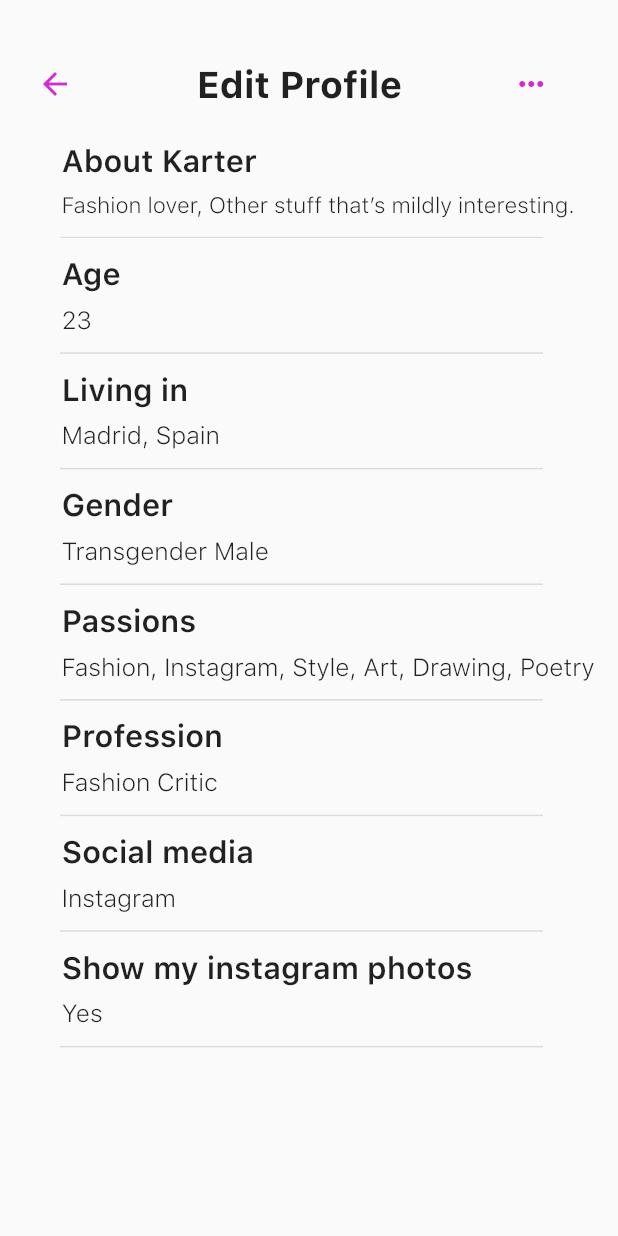
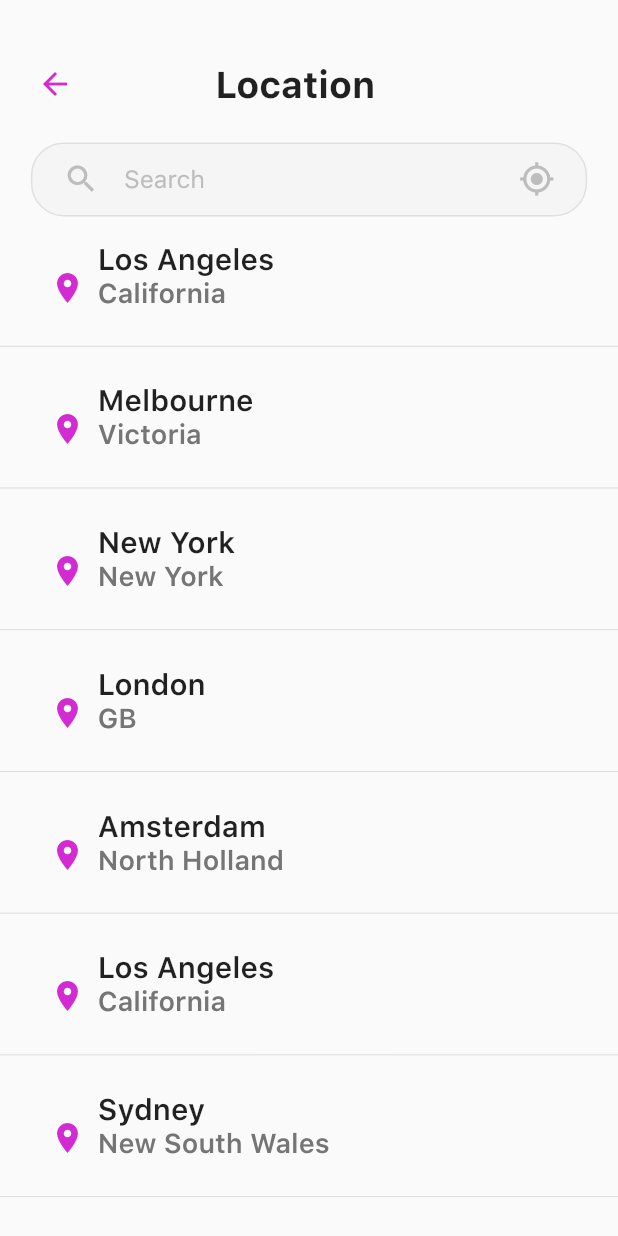
Before and after one commit to Abhisheksainii/goldidate-master, a Flutter app: the screen it shows after launch, on a phone screen of 412 x 824 dp. Run offline on Flutter 3.47's test engine with Material 2 defaults, Android fonts, the phone set to English and light mode, and no system bars; our stand-ins replace auto_size_text, cloud_firestore, firebase_auth, firebase_core, font_awesome_flutter, google_sign_in and 4 more; missing offline and left inert: flutter_login_facebook, mobile_number; accounts and stored records are empty; project files that could hold a hidden picture were left out.

Commit message:
Created Location Screen

```diff
--- a/lib/main.dart
+++ b/lib/main.dart
@@ -6,6 +6,7 @@ import 'package:goldidate/screens/Home/Profile/editProfile.dart';
 import 'package:goldidate/screens/Home/Profile/goldidatePlus.dart';
 import 'package:goldidate/screens/Home/Profile/myProfile.dart';
 import 'package:goldidate/screens/Home/allchats.dart';
+import 'package:goldidate/screens/Home/location.dart';
 import 'package:goldidate/screens/authentication/create_account.dart';
 import 'package:goldidate/screens/screens_exporter.dart';
 import 'package:goldidate/utils/utils_exporter.dart';
@@ -27,7 +28,7 @@ class MyApp extends StatelessWidget {
     return MaterialApp(
       debugShowCheckedModeBanner: false,
       title: Common.applicationName,
-      initialRoute: AppRoutes.editProfile,
+      initialRoute: AppRoutes.location,
       theme: ThemeData(
         fontFamily: "SFPro",
       ),
@@ -48,6 +49,7 @@ class MyApp extends StatelessWidget {
         AppRoutes.settings: (context) => Settings(),
         AppRoutes.goldidatePlus: (context) => GoldidatePlus(),
         AppRoutes.editProfile: (context) => EditProfile(),
+        AppRoutes.location: (context) => Location(),
       },
     );
   }
--- a/lib/routes/app_routes.dart
+++ b/lib/routes/app_routes.dart
@@ -15,4 +15,5 @@ class AppRoutes {
   static final String settings = "/Settings";
   static final String goldidatePlus = "/goldidatePlus";
   static final String editProfile = "/editProfile";
+  static final String location = "/location";
 }
--- /dev/null
+++ b/lib/screens/Home/location.dart
@@ -0,0 +1,174 @@
+import 'package:flutter/material.dart';
+
+class Location extends StatefulWidget {
+  @override
+  _LocationState createState() => _LocationState();
+}
+
+class _LocationState extends State<Location> {
+  @override
+  Widget build(BuildContext context) {
+    final List<String> states = <String>[
+      "Los Angeles",
+      "Melbourne",
+      "New York",
+      "London",
+      "Amsterdam",
+      "Los Angeles",
+      "Sydney",
+      "Tel Aviv-Yafo",
+      "Dubai"
+    ];
+    final List<String> cities = <String>[
+      "California",
+      "Victoria",
+      "New York",
+      "GB",
+      "North Holland",
+      "California",
+      "New South Wales",
+      "IL",
+      "Dubai"
+    ];
+    double height = MediaQuery.of(context).size.height;
+    double width = MediaQuery.of(context).size.width;
+    return Scaffold(
+      body: SingleChildScrollView(
+        child: Container(
+          child: Column(
+            children: [
+              Padding(
+                padding:
+                    EdgeInsets.only(top: height * 0.05, left: width * 0.06),
+                child: Container(
+                  child: Row(
+                    children: [
+                      InkWell(
+                        child: Icon(
+                          Icons.arrow_back,
+                          color: Color(0xFFD12BD1),
+                        ),
+                      ),
+                      SizedBox(
+                        width: width * 0.23,
+                      ),
+                      Text(
+                        "Location",
+                        style: TextStyle(
+                            fontSize: width * 0.06,
+                            fontWeight: FontWeight.bold),
+                      ),
+                    ],
+                  ),
+                ),
+              ),
+              Padding(
+                padding: EdgeInsets.only(
+                    top: height * 0.03,
+                    left: width * 0.05,
+                    right: width * 0.05),
+                child: Container(
+                  height: height * 0.06,
+                  width: width * 1.5,
+                  decoration: BoxDecoration(
+                    color: Colors.grey[100],
+                    border: Border.all(
+                      color: Color(0xFFE0E0E0),
+                    ),
+                    borderRadius: BorderRadius.circular(22.0),
+                  ),
+                  child: Padding(
+                    padding: EdgeInsets.only(
+                        left: width * 0.05, right: width * 0.05),
+                    child: Container(
+                      child: Row(
+                        children: [
+                          Icon(
+                            Icons.search,
+                            color: Color(0xFFBDBDBD),
+                          ),
+                          SizedBox(
+                            width: width * 0.04,
+                          ),
+                          Expanded(
+                            child: Padding(
+                              padding: EdgeInsets.only(bottom: height * 0.005),
+                              child: TextField(
+                                decoration: InputDecoration(
+                                  hintText: "Search",
+                                  hintStyle: TextStyle(
+                                      color: Color(0xFFBDBDBD),
+                                      fontSize: width * 0.04),
+                                  border: InputBorder.none,
+                                  enabledBorder: InputBorder.none,
+                                  disabledBorder: InputBorder.none,
+                                  focusedBorder: InputBorder.none,
+                                  errorBorder: InputBorder.none,
+                                ),
+                              ),
+                            ),
+                          ),
+                          Icon(
+                            Icons.my_location,
+                            color: Color(0xFFBDBDBD),
+                          )
+                        ],
+                      ),
+                    ),
+                  ),
+                ),
+              ),
+              Container(
+                height: height * 2,
+                child: ListView.separated(
+                  itemCount: states.length,
+                  itemBuilder: (BuildContext context, int index) {
+                    return Padding(
+                      padding: EdgeInsets.only(
+                          top: height * 0.02, left: width * 0.08),
+                      child: Container(
+                        child: Row(
+                          children: [
+                            Icon(
+                              Icons.location_on,
+                              color: Color(0xFFD12BD1),
+                            ),
+                            SizedBox(
+                              width: width * 0.02,
+                            ),
+                            Column(
+                              crossAxisAlignment: CrossAxisAlignment.start,
+                              children: [
+                                Text(
+                                  states[index],
+                                  style: TextStyle(
+                                      fontSize: width * 0.048,
+                                      fontWeight: FontWeight.w600),
+                                ),
+                                Text(
+                                  cities[index],
+                                  style: TextStyle(
+                                      color: Color(0xFF757575),
+                                      fontSize: width * 0.044,
+                                      fontWeight: FontWeight.w600),
+                                ),
+                                Divider()
+                              ],
+                            ),
+                          ],
+                        ),
+                      ),
+                    );
+                  },
+                  separatorBuilder: (context, index) {
+                    return Divider();
+                  },
+                ),
+              ),
+            ],
+          ),
+        ),
+      ),
+    );
+  }
+}
```
Also changed, not shown: assets/images/drawable-hdpi/current location icon.png (added), assets/images/drawable-hdpi/rozes.png (added), assets/images/drawable-ldpi/current location icon.png (added), assets/images/drawable-ldpi/rozes.png (added), assets/images/drawable-mdpi/current location icon.png (added), assets/images/drawable-mdpi/rozes.png (added), assets/images/drawable-xhdpi/current location icon.png (added), assets/images/drawable-xhdpi/rozes.png (added), assets/images/drawable-xxhdpi/current location icon.png (added), assets/images/drawable-xxhdpi/rozes.png (added), assets/images/drawable-xxxhdpi/current location icon.png (added), assets/images/drawable-xxxhdpi/rozes.png (added).
